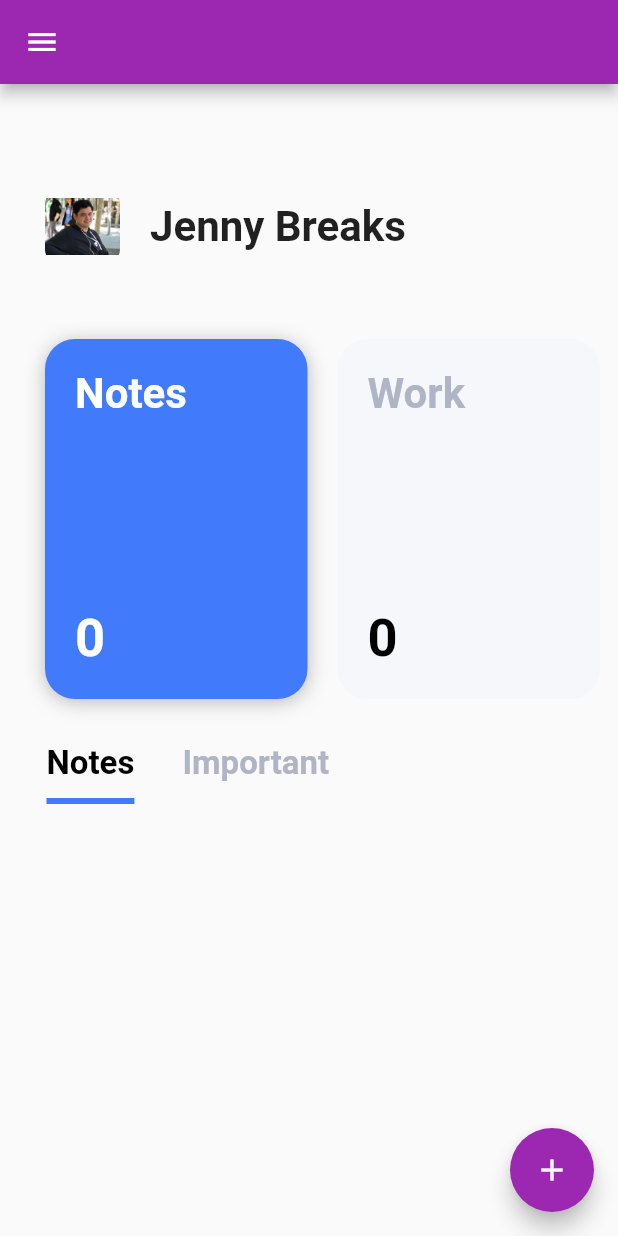
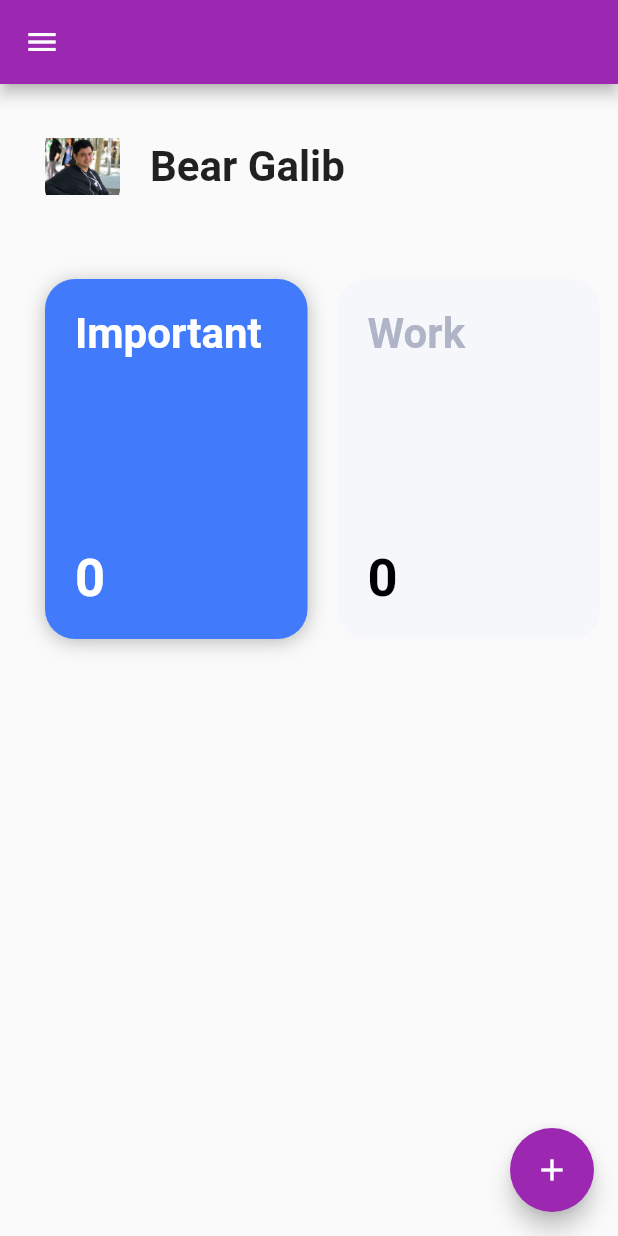
Before and after one commit to Faisal1135/student-essential-app, a Flutter app: the NotesScreen screen opened by its route, on a phone screen of 412 x 824 dp. Run offline on Flutter 3.47's test engine with Material 2 defaults, Android fonts, the phone set to English and light mode, and no system bars; our stand-ins replace flutter_form_builder, getflutter, hive, hive_flutter, image_picker; missing offline and left inert: firebase_ml_vision; accounts and stored records are empty; generated files the repository leaves out were written again.

Commit message:
note and result bug fix

```diff
--- a/lib/models/note_model.dart
+++ b/lib/models/note_model.dart
@@ -28,7 +28,7 @@ class NoteModel {
       @required this.title,
       @required this.content,
       @required this.datetime,
-      this.noteTag = NoteTag.Notes,
+      this.noteTag = NoteTag.Home,
       this.isImportent = false});
 }
 
@@ -39,14 +39,15 @@ enum NoteTag {
   @HiveField(1)
   Work,
   @HiveField(2)
-  Notes,
+  Important,
   @HiveField(3)
   Complete,
 }
+//Remeber bear you change this cuz you need to update this to important section
 
 const noteTagString = <NoteTag, String>{
   NoteTag.Home: "Home",
-  NoteTag.Notes: "Notes",
+  NoteTag.Important: "Important",
   NoteTag.Work: "Work",
   NoteTag.Complete: "Complete"
 };
--- a/lib/models/result_model.dart
+++ b/lib/models/result_model.dart
@@ -34,9 +34,8 @@ class Results {
   @HiveField(3)
   String cgpa;
 
+  List<ResultModel> get allresult => [...results];
   Results({this.id, this.results, this.username, this.cgpa});
-
-  get allresult => [...results];
 
   // Hive fields go here
 }
--- a/lib/screen/notes/note_catagory.dart
+++ b/lib/screen/notes/note_catagory.dart
@@ -19,6 +19,7 @@ class NoteCatagoryScreen extends StatelessWidget {
         itemBuilder: (BuildContext context, int index) {
           return Text(selectedTag[index].title);
         },
-        ));
+      ),
+    );
   }
 }
--- a/lib/screen/notes/note_main_page.dart
+++ b/lib/screen/notes/note_main_page.dart
@@ -17,7 +17,6 @@ class NotesScreen extends StatefulWidget {
 class _NotesScreenState extends State<NotesScreen>
     with SingleTickerProviderStateMixin {
   int _selectedCategoryIndex = 0;
-  TabController _tabController;
   final DateFormat _dateFormatter = DateFormat('dd MMM');
   final DateFormat _timeFormatter = DateFormat('h:mm');
   List<NoteModel> showNotes;
@@ -25,12 +24,10 @@ class _NotesScreenState extends State<NotesScreen>
   @override
   void initState() {
     super.initState();
-    _tabController = TabController(initialIndex: 0, length: 2, vsync: this);
   }
 
   final nonModWid = Column(
     children: <Widget>[
-      SizedBox(height: 40),
       Padding(
         padding: const EdgeInsets.all(30.0),
         child: Row(
@@ -48,7 +45,7 @@ class _NotesScreenState extends State<NotesScreen>
             ),
             SizedBox(width: 20.0),
             Text(
-              'Jenny Breaks',
+              'Bear Galib',
               style: TextStyle(
                 fontSize: 28.0,
                 fontWeight: FontWeight.bold,
@@ -69,8 +66,9 @@ class _NotesScreenState extends State<NotesScreen>
         });
       },
       onDoubleTap: () {
-        List<NoteModel> passarg =
-            argList.where((note) => note.noteTag == tag).toList();
+        List<NoteModel> passarg = tag == NoteTag.Important
+            ? argList.where((note) => note.isImportent == true).toList()
+            : argList.where((note) => note.noteTag == tag).toList();
         Navigator.of(context)
             .pushNamed(NoteCatagoryScreen.routeName, arguments: passarg);
       },
@@ -195,7 +193,8 @@ class _NotesScreenState extends State<NotesScreen>
         valueListenable: Hive.box<NoteModel>(kHiveNoteBox).listenable(),
         builder: (BuildContext context, Box<NoteModel> value, Widget ch) {
           final Map<NoteTag, int> categories = {
-            NoteTag.Notes: value.values.length,
+            NoteTag.Important:
+                value.values.where((note) => note.isImportent == true).length,
             NoteTag.Work: value.values
                 .where((note) => note.noteTag == NoteTag.Work)
                 .length,
@@ -206,12 +205,6 @@ class _NotesScreenState extends State<NotesScreen>
                 .where((note) => note.noteTag == NoteTag.Complete)
                 .length,
           };
-          if (_tabController.index == 1) {
-            showNotes =
-                value.values.where((note) => note.isImportent == true).toList();
-          } else {
-            showNotes = value.values.toList();
-          }
           final Size size = MediaQuery.of(context).size;
 
           return ListView(
@@ -235,38 +228,6 @@ class _NotesScreenState extends State<NotesScreen>
                   },
                 ),
               ),
-              Padding(
-                padding: EdgeInsets.only(left: 15.0),
-                child: TabBar(
-                  controller: _tabController,
-                  labelColor: Colors.black,
-                  unselectedLabelColor: Color(0xFFAFB4C6),
-                  indicatorColor: Color(0xFF417BFB),
-                  indicatorSize: TabBarIndicatorSize.label,
-                  indicatorWeight: 4.0,
-                  isScrollable: true,
-                  tabs: <Widget>[
-                    Tab(
-                      child: Text(
-                        'Notes',
-                        style: TextStyle(
-                          fontSize: 22.0,
-                          fontWeight: FontWeight.bold,
-                        ),
-                      ),
-                    ),
-                    Tab(
-                      child: Text(
-                        'Important',
-                        style: TextStyle(
-                          fontSize: 22.0,
-                          fontWeight: FontWeight.bold,
-                        ),
-                      ),
-                    ),
-                  ],
-                ),
-              ),
               _buildNotesList(value.values.toList())
             ],
           );
@@ -276,59 +237,35 @@ class _NotesScreenState extends State<NotesScreen>
   }
 }
 
-// Column(
-//                 children: value.values
-//                     .where((note) => note.isImportent == true)
-//                     .toList()
-//                     .map(
-//                       (note) => InkWell(
-//                         onTap: () => Navigator.pushNamed(
-//                             context, EditNotePage.routeName,
-//                             arguments: note),
-//                         child: Container(
-//                           margin: EdgeInsets.symmetric(horizontal: 30.0),
-//                           padding: EdgeInsets.all(30.0),
-//                           decoration: BoxDecoration(
-//                             color: Color(0xFFF5F7FB),
-//                             borderRadius: BorderRadius.circular(30.0),
-//                           ),
-//                           child: Column(
-//                             children: <Widget>[
-//                               Row(
-//                                 mainAxisAlignment:
-//                                     MainAxisAlignment.spaceBetween,
-//                                 children: <Widget>[
-//                                   Text(
-//                                     note.title,
-//                                     style: TextStyle(
-//                                       color: Colors.black,
-//                                       fontSize: 18.0,
-//                                       fontWeight: FontWeight.w600,
-//                                     ),
-//                                   ),
-//                                   Text(
-//                                     _timeFormatter.format(note.datetime),
-//                                     style: TextStyle(
-//                                       color: Color(0xFFAFB4C6),
-//                                       fontSize: 18.0,
-//                                       fontWeight: FontWeight.w500,
-//                                     ),
-//                                   ),
-//                                 ],
-//                               ),
-//                               SizedBox(height: 15.0),
-//                               Text(
-//                                 note.content,
-//                                 style: TextStyle(
-//                                   color: Colors.black,
-//                                   fontSize: 18.0,
-//                                   fontWeight: FontWeight.w500,
-//                                 ),
-//                               ),
-//                             ],
-//                           ),
+// Padding(
+//                 padding: EdgeInsets.only(left: 15.0),
+//                 child: TabBar(
+//                   controller: _tabController,
+//                   labelColor: Colors.black,
+//                   unselectedLabelColor: Color(0xFFAFB4C6),
+//                   indicatorColor: Color(0xFF417BFB),
+//                   indicatorSize: TabBarIndicatorSize.label,
+//                   indicatorWeight: 4.0,
+//                   isScrollable: true,
+//                   tabs: <Widget>[
+//                     Tab(
+//                       child: Text(
+//                         'Notes',
+//                         style: TextStyle(
+//                           fontSize: 22.0,
+//                           fontWeight: FontWeight.bold,
 //                         ),
 //                       ),
-//                     )
-//                     .toList(),
-//               )
+//                     ),
+//                     Tab(
+//                       child: Text(
+//                         'Important',
+//                         style: TextStyle(
+//                           fontSize: 22.0,
+//                           fontWeight: FontWeight.bold,
+//                         ),
+//                       ),
+//                     ),
+//                   ],
+//                 ),
+//               ),
--- a/lib/screen/ocr/homepage.dart
+++ b/lib/screen/ocr/homepage.dart
@@ -62,7 +62,9 @@ class _OcrPageState extends State<OcrPage> {
                 )
               : Container(),
           SizedBox(height: 20.0),
-          Row(
+          Padding(
+            padding: const EdgeInsets.all(16.0),
+            child: Row(
               children: <Widget>[
                 RaisedButton(
                   onPressed: pickImage,
@@ -77,6 +79,7 @@ class _OcrPageState extends State<OcrPage> {
                 ),
               ],
             ),
+          ),
           Container(
             child: FittedBox(
               child: Text(extractText),
--- a/lib/screen/result_app/home_page.dart
+++ b/lib/screen/result_app/home_page.dart
@@ -19,7 +19,6 @@ class ResultAppHomepage extends StatefulWidget {
 class _ResultAppHomepageState extends State<ResultAppHomepage> {
   Future<void> inithive() async {
     await Hive.openBox<ResultModel>(ResultAppHomepage.resultbox);
-    await Hive.openBox<Results>(ResultAppHomepage.resultsbox);
   }
 
   @override
@@ -48,7 +47,6 @@ class _ResultAppHomepageState extends State<ResultAppHomepage> {
               })
         ],
       ),
-      drawer: MyDrawer(),
       floatingActionButton: FloatingActionButton(
         onPressed: () {
           return showModalBottomSheet(
```
Also changed, not shown: lib/main.dart (+7 -5 lines), lib/screen/result_app/user_result_screen.dart (+48 -13 lines), lib/screen/result_app/userallresult_screen.dart (+24 -4 lines), lib/widgets/mydrawer.dart (+7 -9 lines), lib/models/note_model.g.dart. Lines whose indentation alone changed are shown as unchanged.
